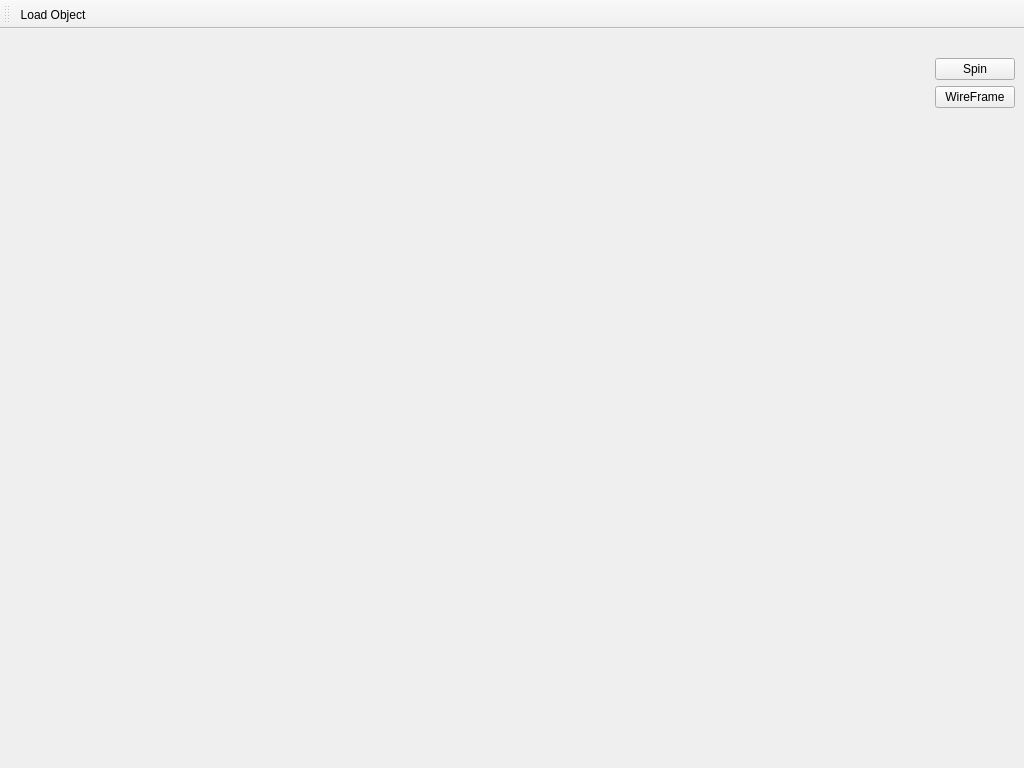
The window that src/mainwindow.ui (ifschleife/CuteGL) describes before a commit, drawn with Qt 5.
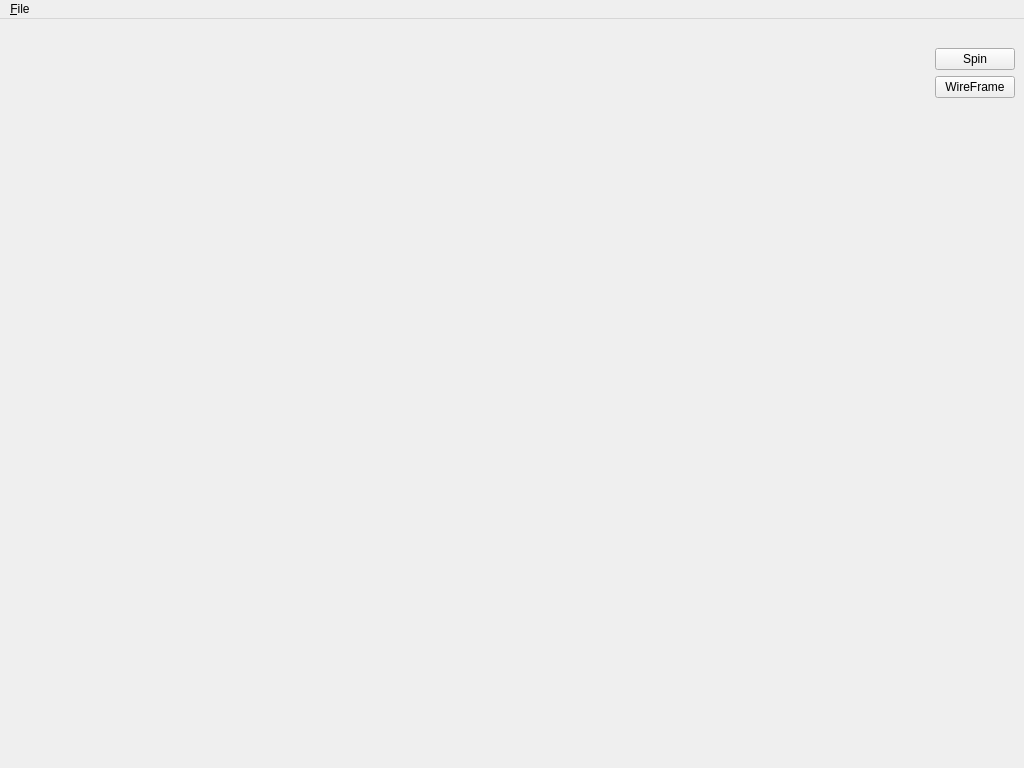
The same window after the commit.

The edit to the form file:
```diff
--- a/src/mainwindow.ui
+++ b/src/mainwindow.ui
@@ -117,21 +117,38 @@
     </item>
    </layout>
   </widget>
-  <widget class="QToolBar" name="toolBar">
-   <property name="windowTitle">
-    <string>toolBar</string>
+  <widget class="QMenuBar" name="menuBar">
+   <property name="geometry">
+    <rect>
+     <x>0</x>
+     <y>0</y>
+     <width>1024</width>
+     <height>19</height>
+    </rect>
    </property>
-   <attribute name="toolBarArea">
-    <enum>TopToolBarArea</enum>
-   </attribute>
-   <attribute name="toolBarBreak">
-    <bool>false</bool>
-   </attribute>
-   <addaction name="LoadObject"/>
+   <widget class="QMenu" name="menuFile">
+    <property name="title">
+     <string>&amp;File</string>
+    </property>
+    <addaction name="actionLoadObject"/>
+    <addaction name="actionQuit"/>
+   </widget>
+   <addaction name="menuFile"/>
   </widget>
   <action name="LoadObject">
    <property name="text">
-    <string>Load Object</string>
+    <string>&amp;Load Object</string>
+   </property>
+   <property name="shortcut">
+    <string>Ctrl+O</string>
+   </property>
+  </action>
+  <action name="actionQuit">
+   <property name="text">
+    <string>&amp;Quit</string>
+   </property>
+   <property name="shortcut">
+    <string>Ctrl+Q</string>
    </property>
   </action>
  </widget>
```
Left out of the diff: 2 changed lines with no effect on the pictures.
